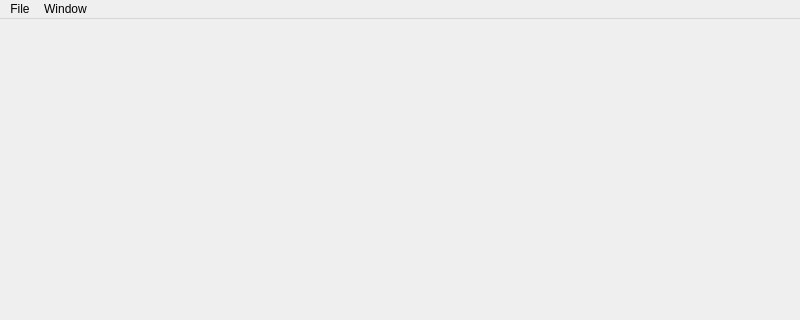
MonliH/nimble-engine, file nimble/resources/ui/main_window.ui: the form before one commit; both pictures show x 0 to 800 and y 0 to 320 of the 800 by 600 pixel window.
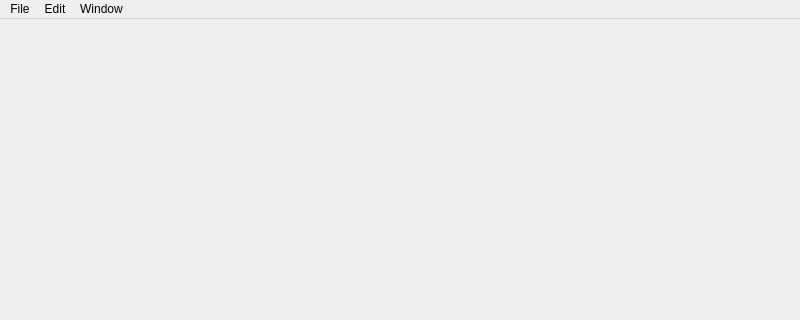
The form after the commit.

```diff
--- a/nimble/resources/ui/main_window.ui
+++ b/nimble/resources/ui/main_window.ui
@@ -46,7 +46,15 @@
     <addaction name="actionOpen"/>
     <addaction name="menuOpen_Recent"/>
    </widget>
+   <widget class="QMenu" name="menuEdit">
+    <property name="title">
+     <string>Edit</string>
+    </property>
+    <addaction name="actionCopy"/>
+    <addaction name="actionPaste"/>
+   </widget>
    <addaction name="menuFile"/>
+   <addaction name="menuEdit"/>
    <addaction name="menuWindow"/>
   </widget>
   <action name="actionReset_Layout">
```
Left out of the diff: 16 changed lines with no effect on the pictures.
